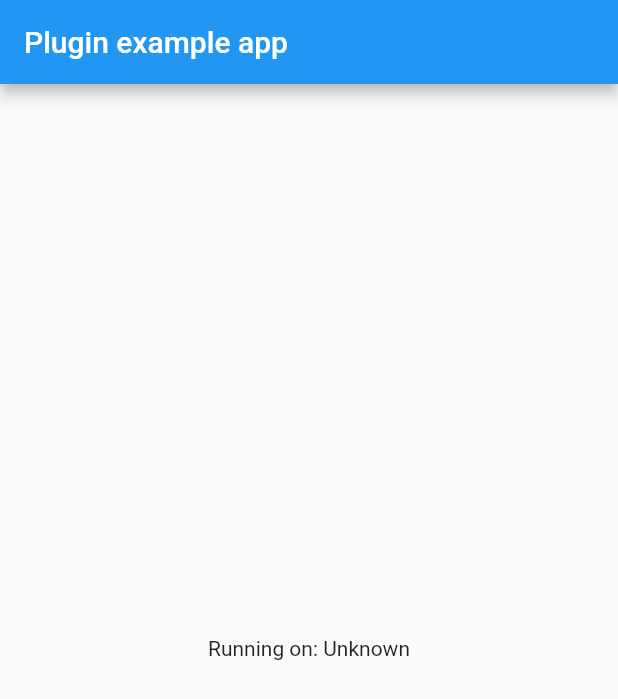
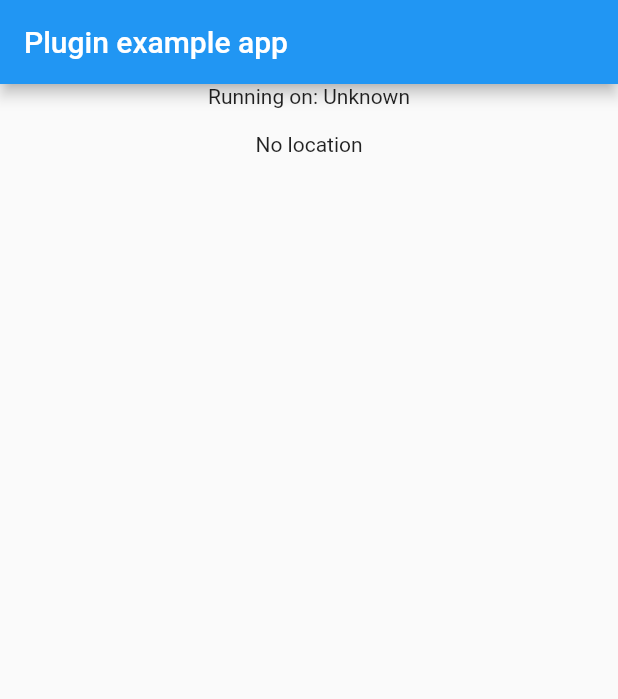
Before and after one commit to MotionMobs/flocation, a Flutter app: the screen it shows after launch, on a phone screen of 412 x 824 dp. Shown: the top 699 px of the screen. Run offline on Flutter 3.47's test engine with Material 2 defaults, Android fonts, the phone set to English and light mode, and no system bars; missing offline and left inert: flutter_driver.

Commit message:
*started getting getLocation stubbed out

```diff
--- a/example/lib/main.dart
+++ b/example/lib/main.dart
@@ -17,11 +17,13 @@ class MyApp extends StatefulWidget {
 
 class _MyAppState extends State<MyApp> {
   String _platformVersion = 'Unknown';
+  List<double> _location = [];
 
   @override
   initState() {
     super.initState();
     initPlatformState();
+    initLocationState();
   }
 
   // Platform messages are asynchronous, so we initialize in an async method.
@@ -45,6 +47,37 @@ class _MyAppState extends State<MyApp> {
     });
   }
 
+  // Platform messages are asynchronous, so we initialize in an async method.
+  initLocationState() async {
+    List<double> location;
+    // Platform messages may fail, so we use a try/catch PlatformException.
+    try {
+      location = await Flocation.location;
+    } on PlatformException {
+      location = Float64List(2);
+    }
+
+    // If the widget was removed from the tree while the asynchronous platform
+    // message was in flight, we want to discard the reply rather than calling
+    // setState to update our non-existent appearance.
+    if (!mounted)
+      return;
+
+    setState(() {
+      _location = location;
+    });
+  }
+
+  Widget viewLocation(){
+    if(_location.length <= 0){
+      return new Text("No location");
+    }else{
+      double long = _location[0];
+      double lat = _location[1];
+      return new Text('Location($long , $lat)');
+    }
+  }
+
   @override
   Widget build(BuildContext context) {
     return new MaterialApp(
@@ -52,9 +85,14 @@ class _MyAppState extends State<MyApp> {
         appBar: new AppBar(
           title: new Text('Plugin example app'),
         ),
-        body: new Center(
-          child: new Text('Running on: $_platformVersion\n'),
-        ),
+        body: new Column(
+	  children: [new Center(
+            child: new Text('Running on: $_platformVersion\n'),
+          ),
+	  new Center(
+	    child: viewLocation(),
+          ),]
+	),
       ),
     );
   }
--- a/lib/flocation.dart
+++ b/lib/flocation.dart
@@ -4,8 +4,11 @@ import 'package:flutter/services.dart';
 
 class Flocation {
   static const MethodChannel _channel =
-      const MethodChannel('flocation');
+      const MethodChannel('motionmobs.com/flocation');
 
   static Future<String> get platformVersion =>
       _channel.invokeMethod('getPlatformVersion');
+
+  static Future<List<double>> get location =>
+      _channel.invokeMethod('getLocation');
 }
```
Also changed, not shown: 2 other files.
